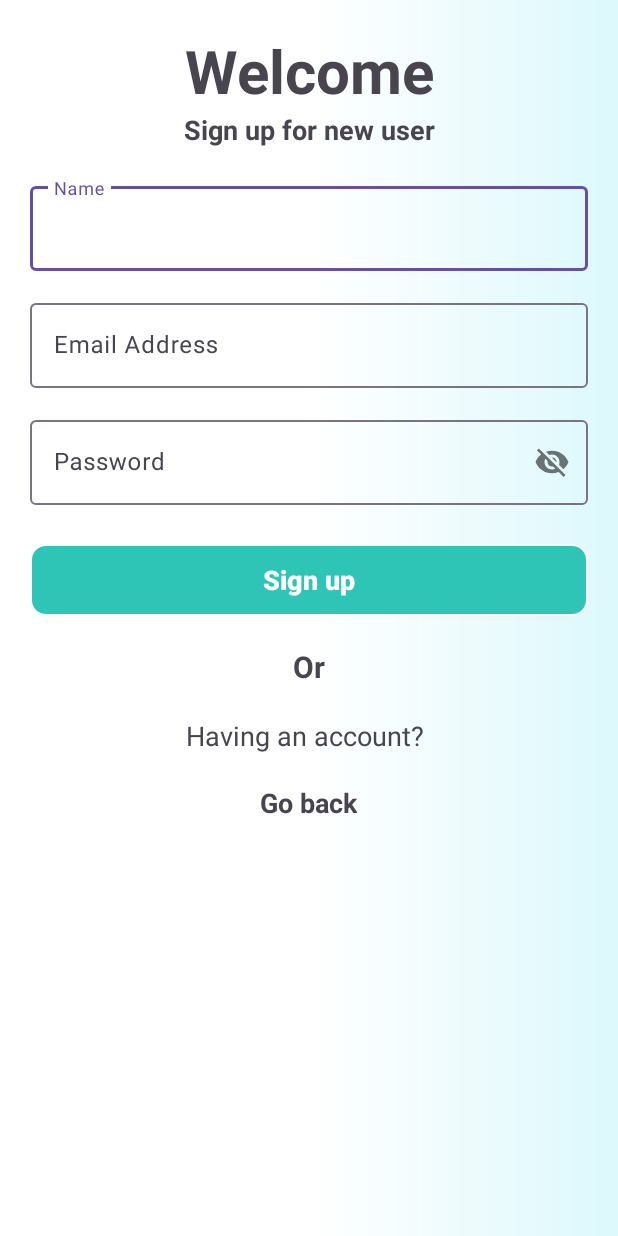
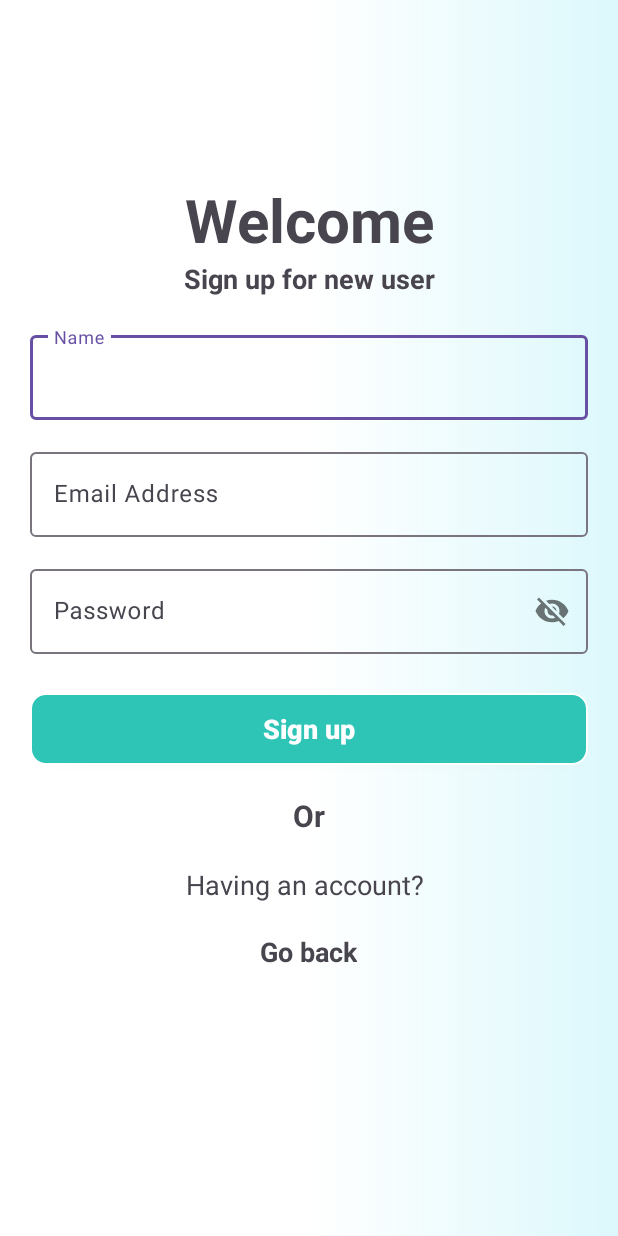
Before and after one commit to rishav-raj-33/Mindsafe_Android, an Android app: the RegisterActivity screen opened directly, with no data from a screen before it, on a phone screen of 412 x 824 dp. Run offline under Robolectric (Android 15) with nearby library versions, the phone set to English and light mode, and no system bars.

Commit message:
register module completed

```diff
--- a/app/src/main/java/com/example/mindsafe/Activities/RegisterActivity.java
+++ b/app/src/main/java/com/example/mindsafe/Activities/RegisterActivity.java
@@ -28,6 +28,7 @@ public class RegisterActivity extends AppCompatActivity {
     private TextInputEditText RPassword;
     private TextInputEditText REmail;
    TextInputEditText RName;
+   ProgressBar progressBar;
 
 
 
@@ -43,6 +44,7 @@ public class RegisterActivity extends AppCompatActivity {
         RPassword=findViewById(R.id.RPassword);
         REmail=findViewById(R.id.REmail);
         RName = findViewById(R.id.RName);
+        progressBar=findViewById(R.id.RProgressBar);
 
         Button btnSignup = findViewById(R.id.btnSignup);
         btnSignup.setOnClickListener(v -> {
@@ -51,6 +53,7 @@ public class RegisterActivity extends AppCompatActivity {
 
     }
     public void RegisterUser(){
+        progressBar.setVisibility(View.VISIBLE);
         String UserPassword= Objects.requireNonNull(RPassword.getText()).toString();
         String UserEmail= Objects.requireNonNull(REmail.getText()).toString();
         String UserName= Objects.requireNonNull(RName.getText()).toString();
@@ -82,8 +85,10 @@ public class RegisterActivity extends AppCompatActivity {
 
                     assert response.body() != null;
                     if(response.body().success){
+                           progressBar.setVisibility(View.GONE);
                             Toast.makeText(RegisterActivity.this, response.body().msg, Toast.LENGTH_SHORT).show();
                         } else {
+                        progressBar.setVisibility(View.GONE);
                             Toast.makeText(RegisterActivity.this, "Unexpected Problem Occurred", Toast.LENGTH_SHORT).show();
 
                         }
@@ -91,6 +96,7 @@ public class RegisterActivity extends AppCompatActivity {
 
                 @Override
                 public void onFailure(@NonNull Call<RegisterResponseModel> call, @NonNull Throwable throwable) {
+                    progressBar.setVisibility(View.GONE);
                     Log.e("RegisterActivity", "Registration failed", throwable);
                     if (throwable instanceof IOException) {
                         // This is a network error, handle accordingly
--- a/app/src/main/res/layout/activity_register.xml
+++ b/app/src/main/res/layout/activity_register.xml
@@ -13,7 +13,8 @@
         android:layout_width="match_parent"
         android:layout_height="match_parent"
         android:orientation="vertical"
-        android:padding="20dp">
+        android:padding="20dp"
+        android:gravity="center">
 
         <TextView
             android:layout_width="match_parent"
@@ -118,6 +119,12 @@
             android:text="Go back"
             android:textSize="18sp"
             android:textStyle="bold" />
+        <ProgressBar
+            android:layout_width="wrap_content"
+            android:layout_height="wrap_content"
+            android:layout_marginTop="10dp"
+            android:id="@+id/RProgressBar"
+            android:visibility="invisible"/>
     </LinearLayout>
 
 
```
